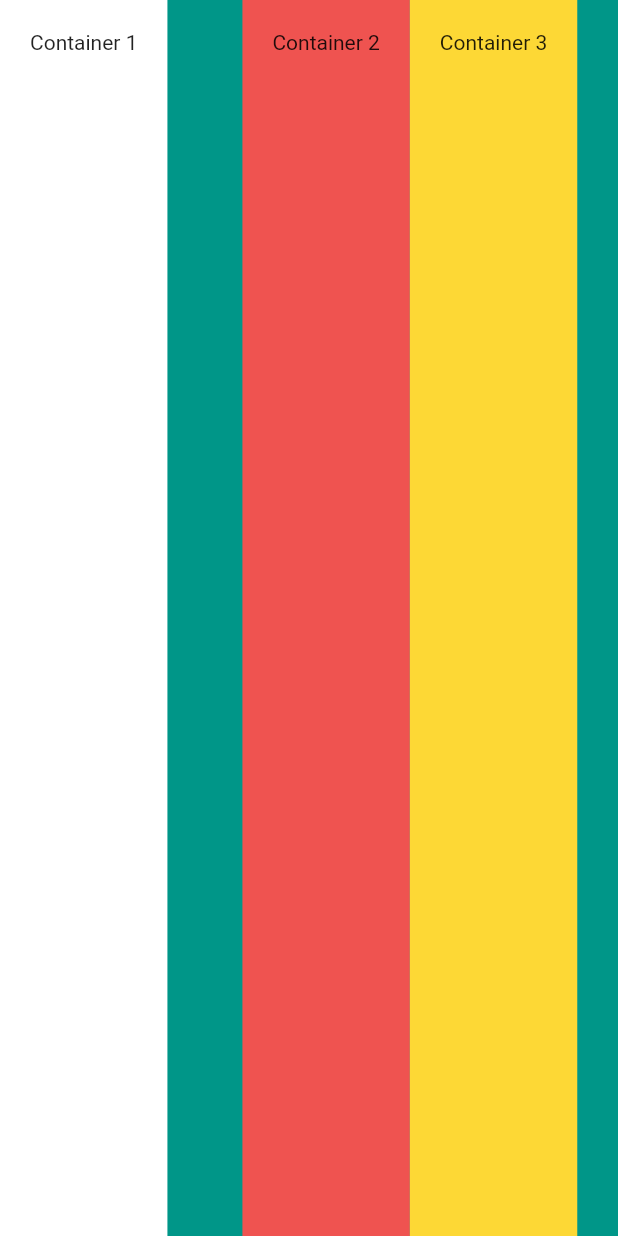
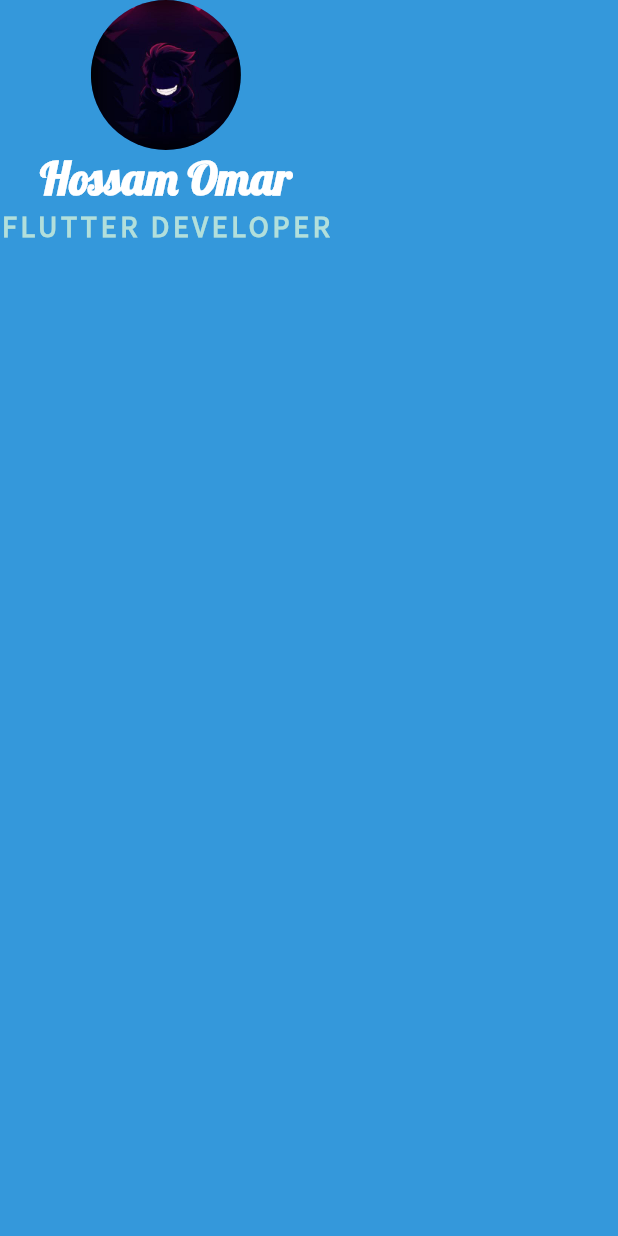
Before and after one commit to HossamMuhammedOmar/Card-Screen, a Flutter app: the screen it shows after launch, on a phone screen of 412 x 824 dp. Run offline on Flutter 3.47's test engine with Material 2 defaults, Android fonts, the phone set to English and light mode, and no system bars.

Commit message:
update project

```diff
--- a/lib/main.dart
+++ b/lib/main.dart
@@ -9,29 +9,36 @@ class MyApp extends StatelessWidget {
   Widget build(BuildContext context) {
     return MaterialApp(
       home: Scaffold(
-        backgroundColor: Colors.teal,
+        backgroundColor: Color(0xff3498db),
         body: SafeArea(
-            child: Row(
-          crossAxisAlignment: CrossAxisAlignment.stretch,
+          child: Column(
             children: [
-            Container(
-              padding: EdgeInsets.all(20),
+              CircleAvatar(
+                radius: 50.0,
+                backgroundImage: AssetImage('Images/49618856.jpg'),
+              ),
+              Text(
+                'Hossam Omar',
+                style: TextStyle(
+                  fontFamily: 'Lobster',
+                  fontSize: 30,
                   color: Colors.white,
-              child: Text('Container 1'),
+                  fontWeight: FontWeight.bold,
                 ),
-            SizedBox(width: 50),
-            Container(
-              child: Text('Container 2'),
-              color: Colors.red[400],
-              padding: EdgeInsets.all(20),
               ),
-            Container(
-              child: Text('Container 3'),
-              padding: EdgeInsets.all(20),
-              color: Colors.yellow[600],
+              Text(
+                'FLUTTER DEVELOPER',
+                style: TextStyle(
+                  fontFamily: 'SourceSansPro',
+                  fontSize: 20.0,
+                  fontWeight: FontWeight.bold,
+                  color: Colors.teal.shade100,
+                  letterSpacing: 2.5,
                 ),
+              )
             ],
-        )),
+          ),
+        ),
       ),
     );
   }
```
Also changed, not shown: pubspec.yaml (+11 -53 lines), Images/49618856.jpg (added), fonts/Lobster-Regular.ttf (added), fonts/SourceSansPro-ExtraLight.ttf (added), fonts/SourceSansPro-Light.ttf (added), fonts/SourceSansPro-Regular.ttf (added). Lines whose indentation alone changed are shown as unchanged.
